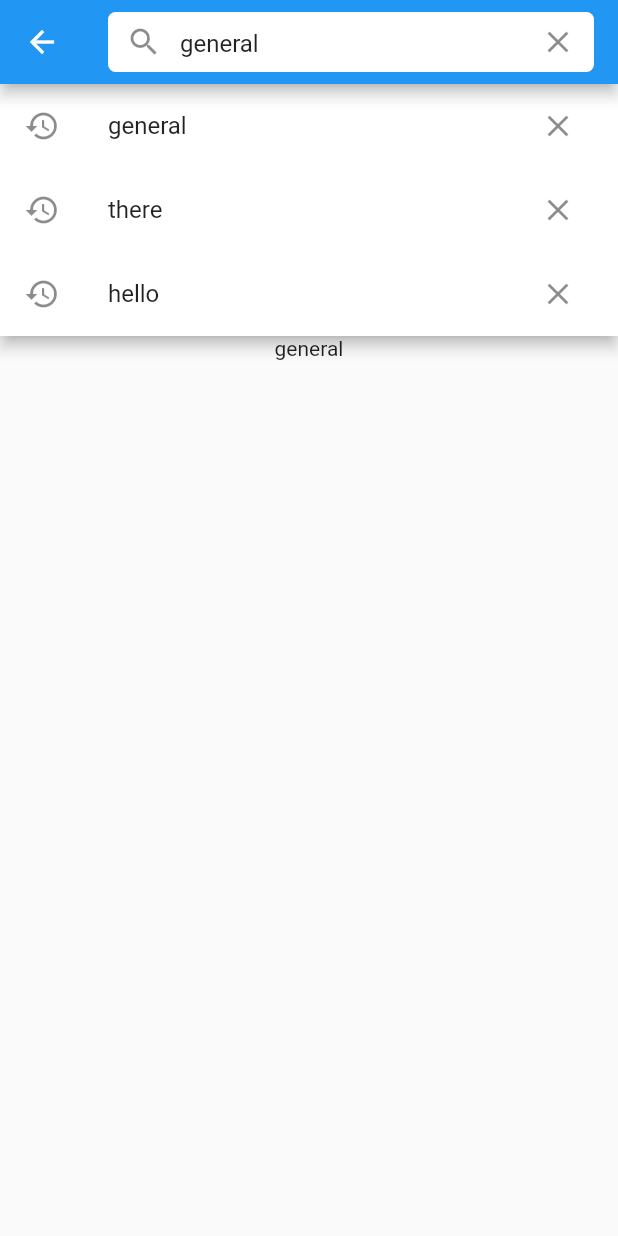
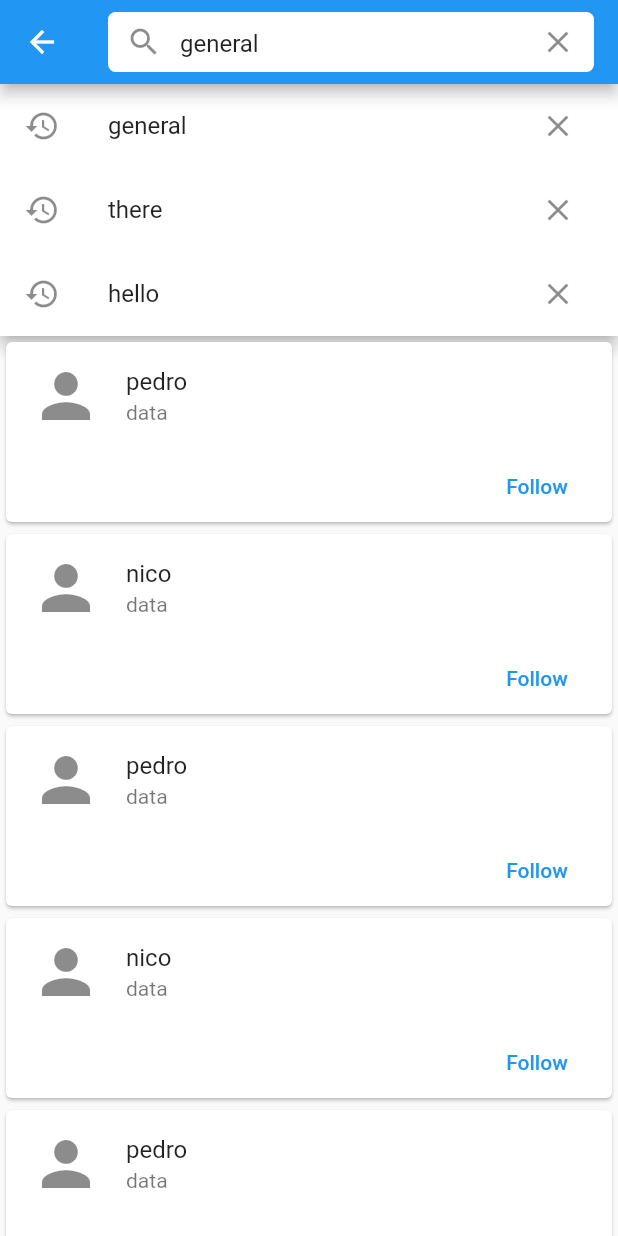
Before and after one commit to nsamelson/tweezer, a Flutter app: the Search screen opened directly, after a tap on the "clear" icon, after a tap on "general", on a phone screen of 412 x 824 dp. Run offline on Flutter 3.47's test engine with Material 2 defaults, Android fonts, the phone set to English and light mode, and no system bars; our stand-ins replace cloud_firestore, firebase_auth, firebase_core; accounts and stored records are empty.

Commit message:
added search results

```diff
--- a/lib/Views/search.dart
+++ b/lib/Views/search.dart
@@ -9,7 +9,12 @@ class Search extends StatefulWidget {
 
 class _SearchState extends State<Search> {
   static const historyLength = 5;
-  final List<String> _searchHistory = ["hello", "there", "general", "kenobi"];
+  final List<String> _searchHistory = [
+    "hello",
+    "there",
+    "general",
+    "kenobi",
+  ];
   late List<String> filteredSearchHistory;
   String selectedTerm = "";
   bool hideSearchHistory = false;
@@ -51,6 +56,11 @@ class _SearchState extends State<Search> {
     addSearchTerm(term);
   }
 
+  void clearSearch() {
+    _controller.clear();
+    selectedTerm = "";
+  }
+
   late TextEditingController _controller;
 
   @override
@@ -83,8 +93,11 @@ class _SearchState extends State<Search> {
                     prefixIcon: Icon(Icons.search),
                     suffixIcon: IconButton(
                         icon: Icon(Icons.clear),
-                      onPressed: _controller.clear,
-                    ),
+                        onPressed: () {
+                          setState(() {
+                            clearSearch();
+                          });
+                        }),
                     hintText: 'Search a user...',
                     border: InputBorder.none),
                 onSubmitted: (text) {
@@ -102,13 +115,16 @@ class _SearchState extends State<Search> {
                 }),
           ),
         )),
-        body: Column(
+        body: Column(children: [
+          Expanded(
+              child: ListView(
             children: [
               Material(
                 color: Colors.white,
                 elevation: 4,
                 child: Builder(builder: (context) {
-                if (filteredSearchHistory.isEmpty && _controller.text.isEmpty) {
+                  if (filteredSearchHistory.isEmpty &&
+                      _controller.text.isEmpty) {
                     return Container(
                       height: 56,
                       width: double.infinity,
@@ -123,6 +139,7 @@ class _SearchState extends State<Search> {
                   } else {
                     return Column(
                       mainAxisSize: MainAxisSize.min,
+                      // mainAxisAlignment: MainAxisAlignment.center,
                       children: filteredSearchHistory
                           .map((term) => ListTile(
                                 title: Text(
@@ -154,12 +171,10 @@ class _SearchState extends State<Search> {
                   }
                 }),
               ),
-            Column(
-              children: [Text(selectedTerm)],
-            )
-            // SearchResultsListView(searchTerm: selectedTerm)
+              SearchResultsListView(searchTerm: selectedTerm)
             ],
-        ));
+          ))
+        ]));
   }
 }
 
@@ -171,33 +186,73 @@ class SearchResultsListView extends StatelessWidget {
     required this.searchTerm,
   }) : super(key: key);
 
+  List getUsers(searchTerm) {
+    List users = [
+      "pedro",
+      "nico",
+      "pedro",
+      "nico",
+      "pedro",
+      "nico",
+    ];
+    return users;
+  }
+
   @override
   Widget build(BuildContext context) {
-    if (searchTerm == null) {
+    if (searchTerm == null || searchTerm == "") {
       return Center(
+          heightFactor: 5,
           child: Column(
-        mainAxisSize: MainAxisSize.min,
+            mainAxisAlignment: MainAxisAlignment.spaceEvenly,
             children: [
-          Icon(
+              const Icon(
                 Icons.search,
-            size: 64,
+                size: 24,
               ),
               Text(
-            'Start searchinggg',
+                'Start searching',
                 style: Theme.of(context).textTheme.headline5,
               )
             ],
           ));
-    }
+    } else {
+      return Column(
+        children: getUsers(searchTerm)
+            .map((term) => Card(
+                child: InkWell(
+                    splashColor: Colors.blue.withAlpha(30),
+                    onTap: () {
+                      debugPrint('Card tapped.');
+                    },
+                    child: Column(
+                      mainAxisSize: MainAxisSize.min,
+                      children: <Widget>[
+                        ListTile(
+                          leading: const Icon(
+                            Icons.person,
+                            size: 48,
+                          ),
+                          title: Text(term),
+                          subtitle: Text("data"),
+                        ),
+                        Row(
+                          mainAxisAlignment: MainAxisAlignment.end,
+                          children: <Widget>[
+                            TextButton(
+                              child: const Text('Follow'),
+                              onPressed: () {/* ... */},
+                            ),
+                            const SizedBox(width: 18),
+                          ],
+                        ),
+                      ],
+                    ))
 
-    // final fsb = FloatingSearchBar.of(context);
-
-    return ListView(
-      children: List.generate(
-          50,
-          (index) => ListTile(
-              title: Text('$searchTerm search result'),
-              subtitle: Text(index.toString()))),
+                // _controller.clear();
+                ))
+            .toList(),
       );
     }
   }
+}
```
Lines whose indentation alone changed are shown as unchanged.
